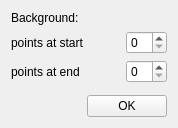
Before: the Qt Designer form gui/linearbackground.ui in syncope/adapt, drawn with Qt 5.
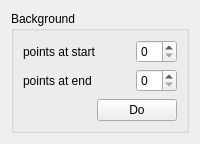
After: the same form once the commit is applied.

Commit message: + changed all ui files to use with groupboxes -- let's see if it's better

What changed in the file:
```diff
--- a/gui/linearbackground.ui
+++ b/gui/linearbackground.ui
@@ -6,22 +6,21 @@
    <rect>
     <x>0</x>
     <y>0</y>
-    <width>178</width>
-    <height>128</height>
+    <width>200</width>
+    <height>144</height>
    </rect>
   </property>
   <property name="windowTitle">
    <string>Background handling</string>
   </property>
+  <layout class="QGridLayout" name="gridLayout_2">
+   <item row="0" column="0">
+    <widget class="QGroupBox" name="groupBox">
+     <property name="title">
+      <string>Background</string>
+     </property>
   <layout class="QGridLayout" name="gridLayout">
    <item row="0" column="0">
-    <widget class="QLabel" name="label_5">
-     <property name="text">
-      <string>Background:</string>
-     </property>
-    </widget>
-   </item>
-   <item row="1" column="0">
     <layout class="QVBoxLayout" name="verticalLayout_4">
      <item>
       <layout class="QHBoxLayout" name="horizontalLayout_8">
@@ -108,13 +107,16 @@
        <item>
         <widget class="QPushButton" name="nextBtn">
          <property name="text">
-          <string>OK</string>
+             <string>Do</string>
          </property>
         </widget>
        </item>
       </layout>
      </item>
     </layout>
+      </item>
+     </layout>
+    </widget>
    </item>
   </layout>
  </widget>
```
Lines whose indentation alone changed are shown as unchanged. The commit also changes 4 other files.
